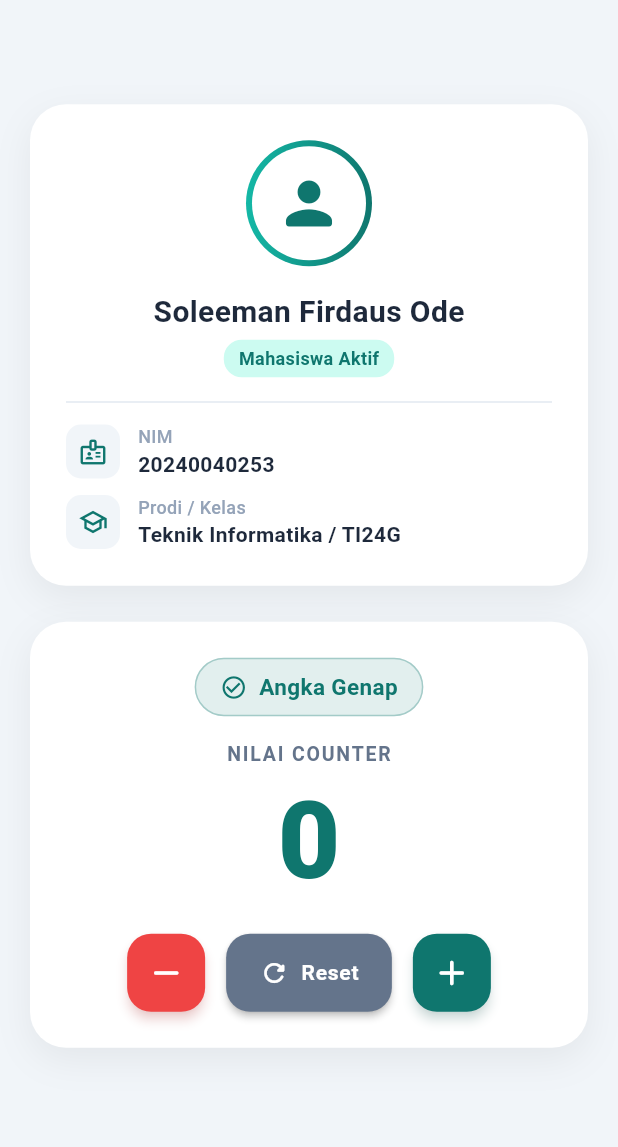
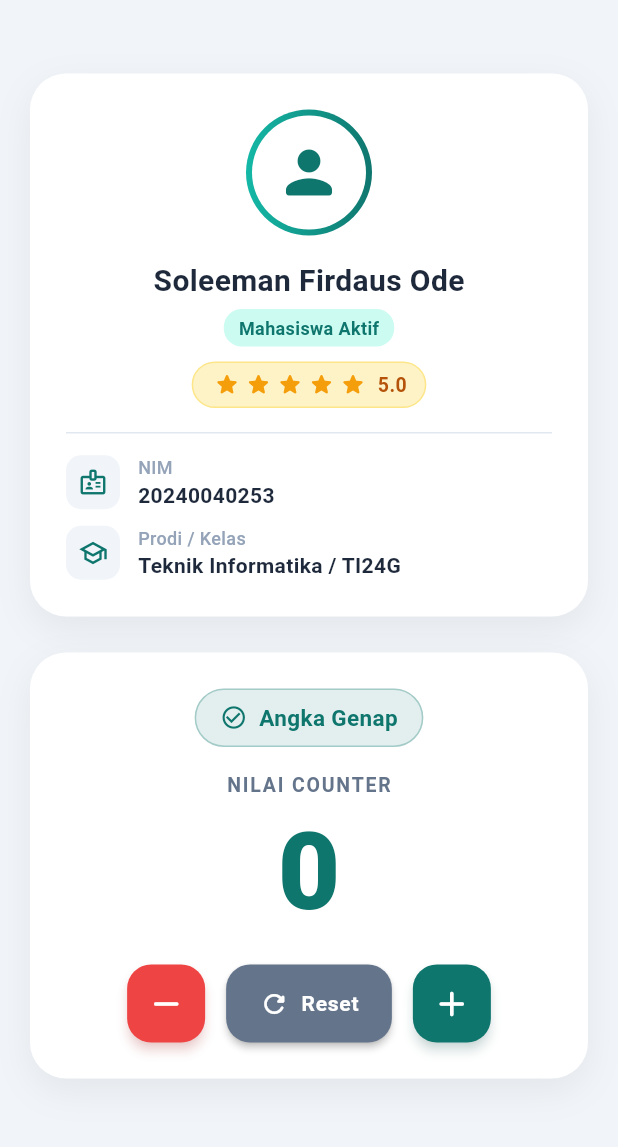
Before and after one commit to eman-spec/PPM-sesi-1, a Flutter app: the screen it shows after launch, on a phone screen of 412 x 824 dp, the part 84-1231 px from its top. Run offline on Flutter 3.47's test engine with Material 3 defaults, Android fonts, the phone set to English and light mode, and no system bars.

Commit message:
PPM Sesi 1 - Soleeman Firdaus Ode (20240040253)

```diff
--- a/lib/main.dart
+++ b/lib/main.dart
@@ -169,6 +169,42 @@ class _MyHomePageState extends State<MyHomePage> {
                               fontWeight: FontWeight.w600,
                               color: Color(0xFF0F766E),
                             ),
+                          ),
+                        ),
+                        const SizedBox(height: 10),
+
+                        // Badge Rating Bintang 5
+                        Container(
+                          padding: const EdgeInsets.symmetric(horizontal: 12, vertical: 5),
+                          decoration: BoxDecoration(
+                            color: const Color(0xFFFEF3C7),
+                            borderRadius: BorderRadius.circular(20),
+                            border: Border.all(color: const Color(0xFFFDE68A)),
+                          ),
+                          child: Row(
+                            mainAxisSize: MainAxisSize.min,
+                            children: [
+                              ...List.generate(
+                                5,
+                                (index) => const Padding(
+                                  padding: EdgeInsets.symmetric(horizontal: 1.5),
+                                  child: Icon(
+                                    Icons.star_rounded,
+                                    size: 18,
+                                    color: Color(0xFFF59E0B),
+                                  ),
+                                ),
+                              ),
+                              const SizedBox(width: 6),
+                              const Text(
+                                '5.0',
+                                style: TextStyle(
+                                  fontSize: 13,
+                                  fontWeight: FontWeight.bold,
+                                  color: Color(0xFFB45309),
+                                ),
+                              ),
+                            ],
                           ),
                         ),
                         const SizedBox(height: 16),
@@ -399,4 +435,5 @@ class _MyHomePageState extends State<MyHomePage> {
       ],
     );
   }
+
 }
```
Also changed, not shown: 1 other file.
